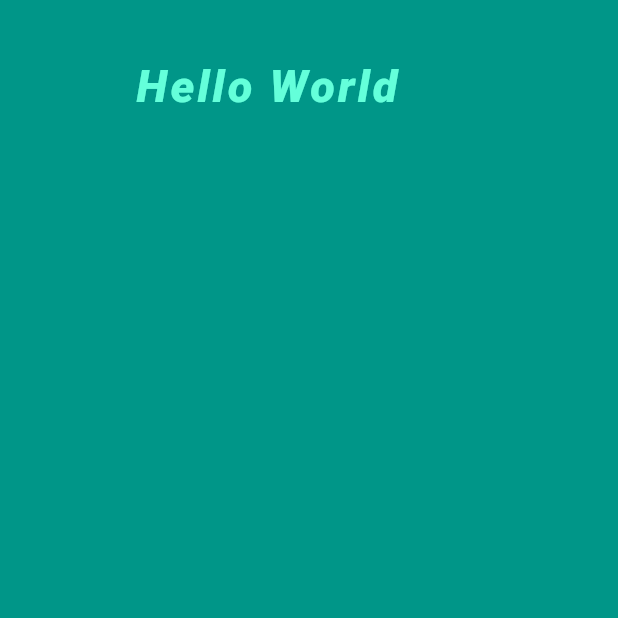
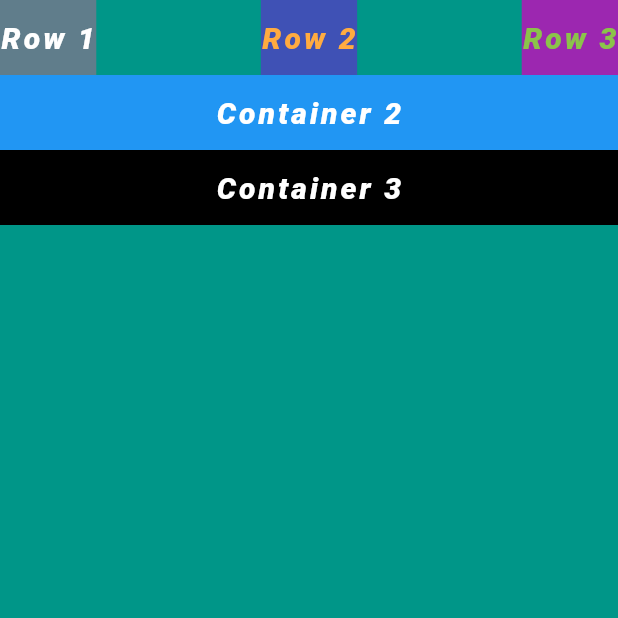
Before and after one commit to lagalwar007/flutter_learn, a Flutter app: the screen it shows after launch, on a phone screen of 412 x 824 dp, the top half of it. Run offline on Flutter 3.47's test engine with Material 2 defaults, Android fonts, the phone set to English and light mode, and no system bars.

Commit message:
save changes: for row-columns widget and there properties

```diff
--- a/lib/main.dart
+++ b/lib/main.dart
@@ -11,17 +11,83 @@ class MyApp extends StatelessWidget {
         home: SafeArea(
           child: Scaffold(
             backgroundColor: Colors.teal,
-            body: Container(
-              width: 200.0,
-              height: 200.0,
-              margin: EdgeInsets.only(left: 80.00, top: 30.00),
-              padding: EdgeInsets.all(10.00),
-            // color: Colors.white,
+            body: Column(
+              //crossAxisAlignment: CrossAxisAlignment.end,
+              //mainAxisAlignment: MainAxisAlignment.spaceBetween,
+              //crossAxisAlignment: CrossAxisAlignment.center,
+              children: [
+                Row(
+                  //width: double.infinity,
+                  mainAxisAlignment: MainAxisAlignment.spaceBetween,
+                  children: [
+                    Container(
+                        height: 50.0,
+                        // margin: EdgeInsets.only(left: 80.00, top: 30.00),
+                        // padding: EdgeInsets.all(5.00),
+                        color: Colors.blueGrey,
+                        child: Center(
                           child: Text(
-                  'Hello World',
+                            'Row 1',
                             style: TextStyle(
-                  fontSize: 30.0,
-                  color: Colors.tealAccent,
+                                fontSize: 20.0,
+                                color: Colors.white,
+                                letterSpacing: 2.0,
+                                fontStyle: FontStyle.italic,
+                                fontWeight: FontWeight.w800
+                            ),
+                          ),
+                        )
+                    ),
+                    Container(
+                        height: 50.0,
+                        // margin: EdgeInsets.only(left: 80.00, top: 30.00),
+                        // padding: EdgeInsets.all(5.00),
+                        color: Colors.indigo,
+                        child: Center(
+                          child: Text(
+                            'Row 2',
+                            style: TextStyle(
+                                fontSize: 20.0,
+                                color: Colors.orangeAccent,
+                                letterSpacing: 2.0,
+                                fontStyle: FontStyle.italic,
+                                fontWeight: FontWeight.w800
+                            ),
+                          ),
+                        )
+                    ),
+                    Container(
+                        height: 50.0,
+                        // margin: EdgeInsets.only(left: 80.00, top: 30.00),
+                        // padding: EdgeInsets.all(5.00),
+                        color: Colors.purple,
+                        child: Center(
+                          child: Text(
+                            'Row 3',
+                            style: TextStyle(
+                                fontSize: 20.0,
+                                color: Colors.lightGreen,
+                                letterSpacing: 2.0,
+                                fontStyle: FontStyle.italic,
+                                fontWeight: FontWeight.w800
+                            ),
+                          ),
+                        )
+                    )
+                  ],
+                ),
+                Container(
+                  //width: 50.0,
+                  height: 50.0,
+                  // margin: EdgeInsets.only(left: 80.00, top: 30.00),
+                  // padding: EdgeInsets.all(5.00),
+                  color: Colors.blue,
+                  child: Center(
+                    child: Text(
+                      'Container 2',
+                      style: TextStyle(
+                          fontSize: 20.0,
+                          color: Colors.white,
                           letterSpacing: 2.0,
                           fontStyle: FontStyle.italic,
                           fontWeight: FontWeight.w800
@@ -29,6 +95,28 @@ class MyApp extends StatelessWidget {
                     ),
                   ),
                 ),
+                Container(
+                  //width: 50.0,
+                  height: 50.0,
+                  // margin: EdgeInsets.only(left: 80.00, top: 30.00),
+                  // padding: EdgeInsets.all(5.00),
+                  color: Colors.black,
+                  child: Center(
+                    child: Text(
+                      'Container 3',
+                      style: TextStyle(
+                          fontSize: 20.0,
+                          color: Colors.white,
+                          letterSpacing: 2.0,
+                          fontStyle: FontStyle.italic,
+                          fontWeight: FontWeight.w800
+                      ),
+                    ),
+                  ),
+                ),
+              ],
+            ),
+          ),
         )
     );
   }
```
Lines whose indentation alone changed are shown as unchanged.
